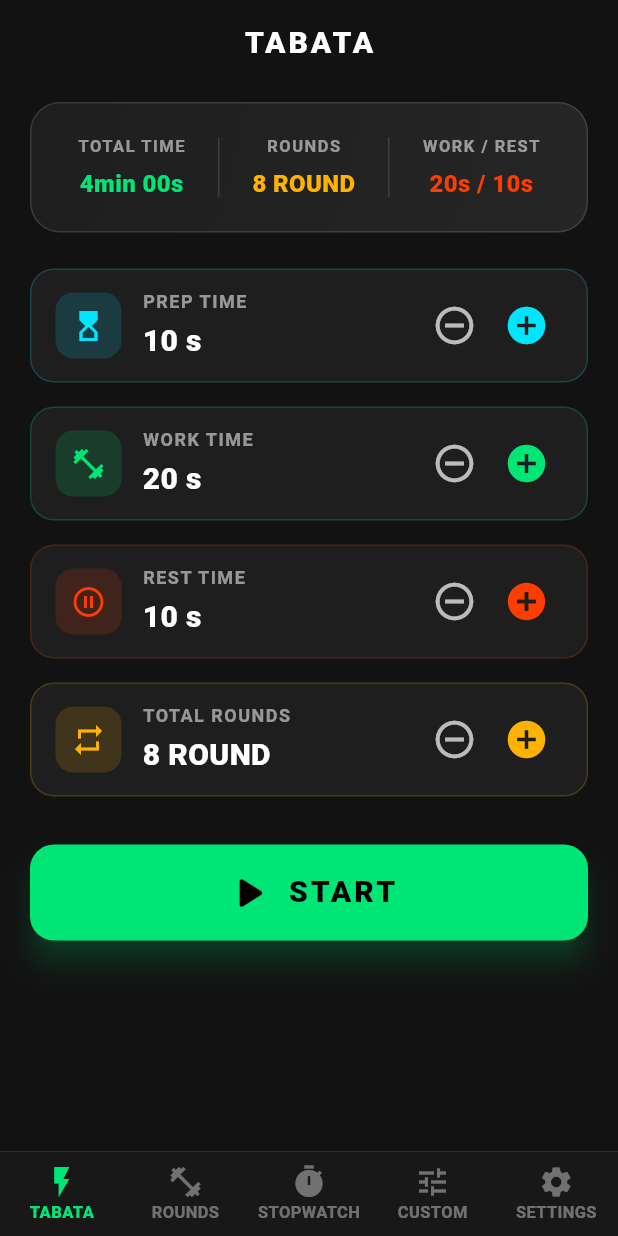
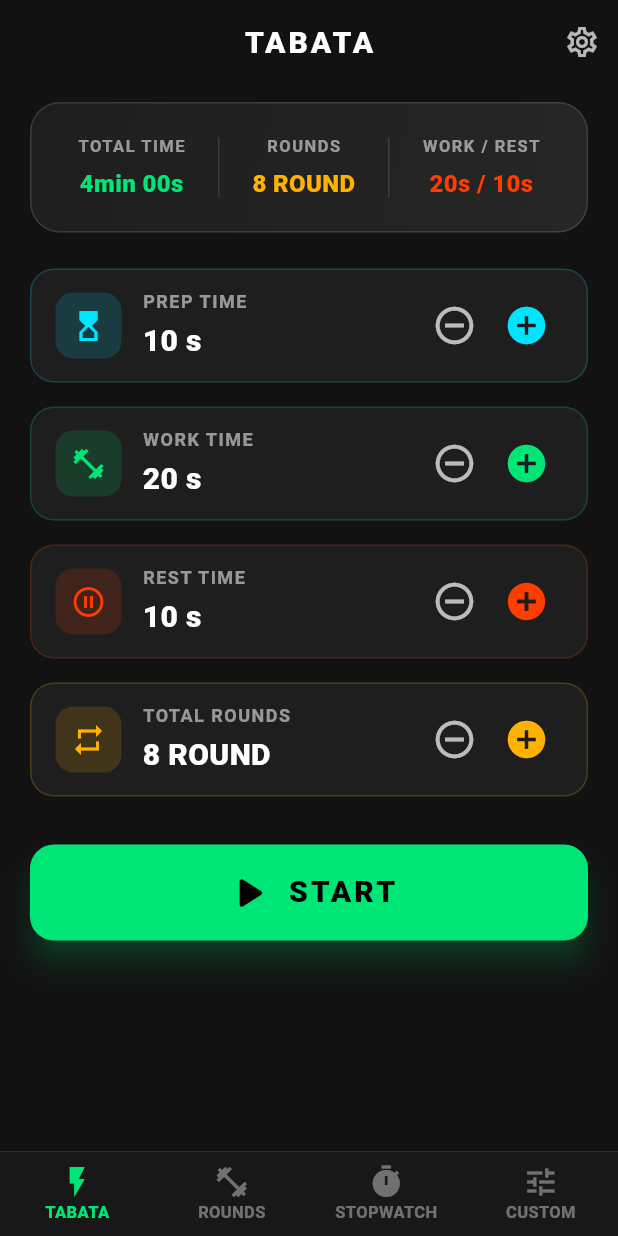
Before and after one commit to murat-ege/mytimer, a Flutter app: the screen it shows after launch, on a phone screen of 412 x 824 dp. Run offline on Flutter 3.47's test engine with Material 3 defaults, Android fonts, the phone set to English and light mode, and no system bars; our stand-ins replace audioplayers, flutter_local_notifications, hive_ce_flutter, shared_preferences, wakelock_plus; accounts and stored records are empty.

Commit message:
feat(ui): move settings icon to top-right of app bar across all screens and remove from bottom navigation

```diff
--- a/lib/screens/home_screen.dart
+++ b/lib/screens/home_screen.dart
@@ -40,24 +40,34 @@ class _HomeScreenState extends State<HomeScreen> {
     }
   }
 
+  void _openSettings() {
+    Navigator.of(context).push(
+      MaterialPageRoute(
+        builder: (_) => SettingsScreen(
+          currentLocale: widget.currentLocale,
+          onLocaleChanged: widget.onLocaleChanged,
+        ),
+      ),
+    );
+  }
+
   void _initScreens() {
     _screens = [
       TabataScreen(
         key: ValueKey('tabata_${widget.currentLocale.languageCode}'),
+        onOpenSettings: _openSettings,
       ),
       RoundsScreen(
         key: ValueKey('rounds_${widget.currentLocale.languageCode}'),
+        onOpenSettings: _openSettings,
       ),
       StopwatchScreen(
         key: ValueKey('stopwatch_${widget.currentLocale.languageCode}'),
+        onOpenSettings: _openSettings,
       ),
       CustomRoutinesScreen(
         key: ValueKey('custom_${widget.currentLocale.languageCode}'),
-      ),
-      SettingsScreen(
-        key: ValueKey('settings_${widget.currentLocale.languageCode}'),
-        currentLocale: widget.currentLocale,
-        onLocaleChanged: widget.onLocaleChanged,
+        onOpenSettings: _openSettings,
       ),
     ];
   }
@@ -96,19 +106,15 @@ class _HomeScreenState extends State<HomeScreen> {
             ),
             BottomNavigationBarItem(
               icon: const Icon(Icons.fitness_center),
-              label: l10n?.rounds ?? 'Tur & WOD',
+              label: l10n?.rounds ?? 'Rounds',
             ),
             BottomNavigationBarItem(
               icon: const Icon(Icons.timer),
-              label: l10n?.stopwatch ?? 'Kronometre',
+              label: l10n?.stopwatch ?? 'Stopwatch',
             ),
             BottomNavigationBarItem(
               icon: const Icon(Icons.tune),
-              label: l10n?.custom ?? 'Özel',
-            ),
-            BottomNavigationBarItem(
-              icon: const Icon(Icons.settings),
-              label: l10n?.settings ?? 'Ayarlar',
+              label: l10n?.custom ?? 'Custom',
             ),
           ],
         ),
--- a/lib/screens/tabata_screen.dart
+++ b/lib/screens/tabata_screen.dart
@@ -5,7 +5,9 @@ import '../models/custom_routine.dart';
 import 'timer_runner_screen.dart';
 
 class TabataScreen extends StatefulWidget {
-  const TabataScreen({super.key});
+  final VoidCallback? onOpenSettings;
+
+  const TabataScreen({super.key, this.onOpenSettings});
 
   @override
   State<TabataScreen> createState() => _TabataScreenState();
@@ -61,6 +63,14 @@ class _TabataScreenState extends State<TabataScreen> {
           ),
         ),
         centerTitle: true,
+        actions: [
+          if (widget.onOpenSettings != null)
+            IconButton(
+              icon: const Icon(Icons.settings_outlined, color: Colors.white70),
+              tooltip: l10n?.settings ?? 'Settings',
+              onPressed: widget.onOpenSettings,
+            ),
+        ],
       ),
       body: SingleChildScrollView(
         padding: const EdgeInsets.symmetric(horizontal: 20.0, vertical: 12.0),
```
Also changed, not shown: lib/screens/custom_routines_screen.dart (+11 -1 lines), lib/screens/rounds_screen.dart (+11 -1 lines), lib/screens/stopwatch_screen.dart (+11 -1 lines).
